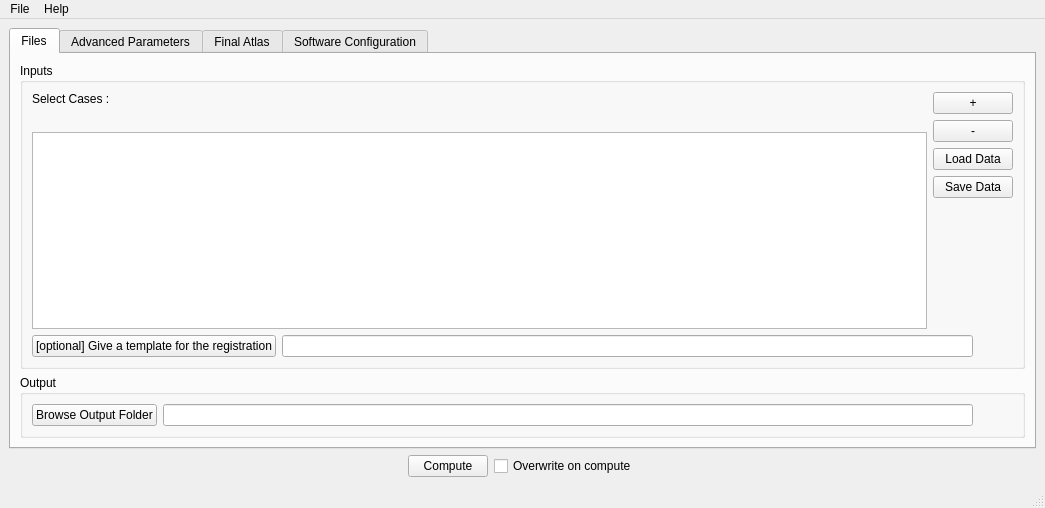
Above: GUIwindow.ui from adrienkaiser/DTIAtlasBuilder before the change. Below: the same form after it.
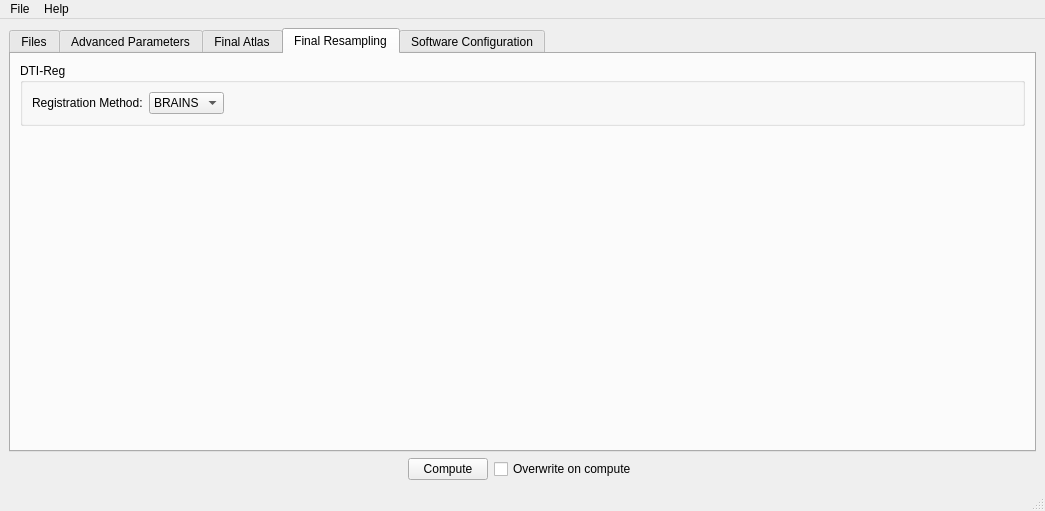
That is the form after the change. The open tabs and pages were chosen to show the change.

Commit message: ENH: Adding options for final resampling with DTI-Reg

The edit to the form file:
```diff
--- a/GUIwindow.ui
+++ b/GUIwindow.ui
@@ -7,7 +7,7 @@
     <x>0</x>
     <y>0</y>
     <width>1045</width>
-    <height>508</height>
+    <height>511</height>
    </rect>
   </property>
   <property name="windowTitle">
@@ -964,6 +964,112 @@
         </item>
        </layout>
       </widget>
+      <widget class="QWidget" name="tab">
+       <attribute name="title">
+        <string>Final Resampling</string>
+       </attribute>
+       <layout class="QVBoxLayout" name="verticalLayout_14">
+        <item>
+         <widget class="QGroupBox" name="groupBox_2">
+          <property name="title">
+           <string>DTI-Reg</string>
+          </property>
+          <layout class="QHBoxLayout" name="horizontalLayout_11">
+           <item>
+            <layout class="QVBoxLayout" name="verticalLayout_20">
+             <item>
+              <layout class="QHBoxLayout" name="horizontalLayout_10">
+               <item>
+                <widget class="QLabel" name="label_18">
+                 <property name="sizePolicy">
+                  <sizepolicy hsizetype="Fixed" vsizetype="Preferred">
+                   <horstretch>0</horstretch>
+                   <verstretch>0</verstretch>
+                  </sizepolicy>
+                 </property>
+                 <property name="text">
+                  <string>Registration Method:</string>
+                 </property>
+                </widget>
+               </item>
+               <item>
+                <widget class="QComboBox" name="RegMethodcomboBox">
+                 <item>
+                  <property name="text">
+                   <string>BRAINS</string>
+                  </property>
+                 </item>
+                 <item>
+                  <property name="text">
+                   <string>ANTS</string>
+                  </property>
+                 </item>
+                </widget>
+               </item>
+              </layout>
+             </item>
+             <item>
+              <layout class="QVBoxLayout" name="DTIRegOptionsVLayout"/>
+             </item>
+            </layout>
+           </item>
+           <item>
+            <spacer name="horizontalSpacer_13">
+             <property name="orientation">
+              <enum>Qt::Horizontal</enum>
+             </property>
+             <property name="sizeHint" stdset="0">
+              <size>
+               <width>40</width>
+               <height>20</height>
+              </size>
+             </property>
+            </spacer>
+           </item>
+           <item>
+            <spacer name="horizontalSpacer_11">
+             <property name="orientation">
+              <enum>Qt::Horizontal</enum>
+             </property>
+             <property name="sizeHint" stdset="0">
+              <size>
+               <width>40</width>
+               <height>20</height>
+              </size>
+             </property>
+            </spacer>
+           </item>
+           <item>
+            <spacer name="horizontalSpacer_12">
+             <property name="orientation">
+              <enum>Qt::Horizontal</enum>
+             </property>
+             <property name="sizeHint" stdset="0">
+              <size>
+               <width>40</width>
+               <height>20</height>
+              </size>
+             </property>
+            </spacer>
+           </item>
+          </layout>
+         </widget>
+        </item>
+        <item>
+         <spacer name="verticalSpacer_5">
+          <property name="orientation">
+           <enum>Qt::Vertical</enum>
+          </property>
+          <property name="sizeHint" stdset="0">
+           <size>
+            <width>20</width>
+            <height>40</height>
+           </size>
+          </property>
+         </spacer>
+        </item>
+       </layout>
+      </widget>
       <widget class="QWidget" name="Configtab">
        <attribute name="title">
         <string>Software Configuration</string>
```
Left out of the diff: 122 changed lines with no effect on the pictures. The commit also changes 4 other files.
